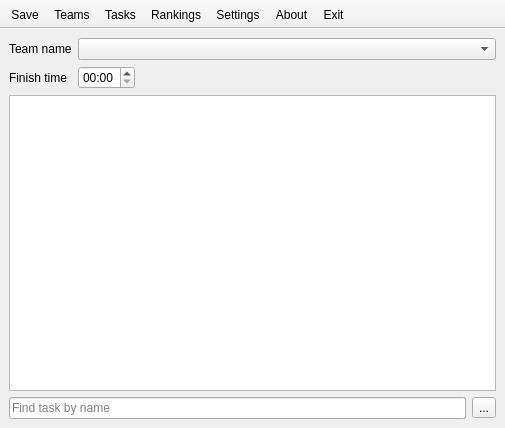
This is trunk/gui_main.ui in FrankMamuda/ketoevent as Qt 5 draws it before an edit. The edited form follows.
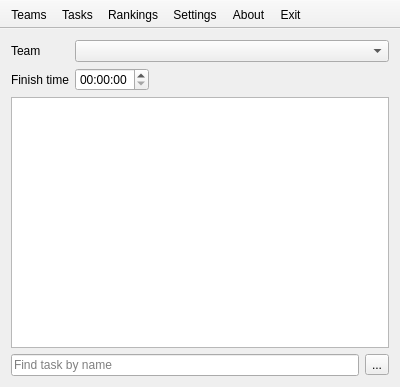
This is the edited form. Icons and pictures are not drawn.

```diff
--- a/trunk/gui_main.ui
+++ b/trunk/gui_main.ui
@@ -6,65 +6,68 @@
    <rect>
     <x>0</x>
     <y>0</y>
-    <width>505</width>
-    <height>428</height>
+    <width>400</width>
+    <height>387</height>
    </rect>
   </property>
   <property name="windowTitle">
-   <string>Keto Event Logger v2</string>
+   <string>KetoEvent Logger</string>
   </property>
   <property name="windowIcon">
-   <iconset resource="res_main.qrc">
+   <iconset resource="resources.qrc">
     <normaloff>:/icons/keto_48</normaloff>:/icons/keto_48</iconset>
   </property>
-  <widget class="QWidget" name="centralwidget">
+  <widget class="QWidget" name="centralWidget">
    <layout class="QVBoxLayout" name="verticalLayout">
     <item>
-     <layout class="QGridLayout" name="teamLayout">
+     <layout class="QFormLayout" name="formLayout">
       <item row="0" column="0">
-       <widget class="QLabel" name="teamNameLabel">
+       <widget class="QLabel" name="labelTeam">
         <property name="text">
-         <string>Team name</string>
+         <string>Team</string>
         </property>
        </widget>
       </item>
-      <item row="0" column="1" colspan="2">
-       <widget class="QComboBox" name="teamCombo"/>
+      <item row="0" column="1">
+       <widget class="QComboBox" name="comboTeams"/>
       </item>
       <item row="1" column="0">
-       <widget class="QLabel" name="finishTimeLabel">
+       <widget class="QLabel" name="labelFinish">
         <property name="text">
          <string>Finish time</string>
         </property>
        </widget>
       </item>
       <item row="1" column="1">
-       <widget class="QTimeEdit" name="finishTime">
-        <property name="currentSection">
-         <enum>QDateTimeEdit::HourSection</enum>
-        </property>
-        <property name="displayFormat">
-         <string>HH:mm</string>
-        </property>
-       </widget>
-      </item>
-      <item row="1" column="2">
-       <spacer name="teamSpacer">
-        <property name="orientation">
-         <enum>Qt::Horizontal</enum>
-        </property>
-        <property name="sizeHint" stdset="0">
-         <size>
-          <width>40</width>
-          <height>20</height>
-         </size>
-        </property>
-       </spacer>
+       <layout class="QHBoxLayout" name="layoutTime">
+        <item>
+         <widget class="QTimeEdit" name="timeFinish"/>
+        </item>
+        <item>
+         <spacer name="spacerTime">
+          <property name="orientation">
+           <enum>Qt::Horizontal</enum>
+          </property>
+          <property name="sizeHint" stdset="0">
+           <size>
+            <width>40</width>
+            <height>20</height>
+           </size>
+          </property>
+         </spacer>
+        </item>
+       </layout>
       </item>
      </layout>
     </item>
     <item>
      <widget class="QListWidget" name="taskList">
+      <property name="sizePolicy">
+       <sizepolicy hsizetype="Expanding" vsizetype="Expanding">
+        <horstretch>0</horstretch>
+        <verstretch>0</verstretch>
+       </sizepolicy>
+      </property>
       <property name="editTriggers">
        <set>QAbstractItemView::NoEditTriggers</set>
       </property>
@@ -91,7 +94,7 @@
          <string>...</string>
         </property>
         <property name="icon">
-         <iconset resource="res_main.qrc">
+         <iconset>
           <normaloff>:/icons/clear_22</normaloff>:/icons/clear_22</iconset>
         </property>
        </widget>
@@ -101,15 +104,12 @@
    </layout>
   </widget>
   <widget class="QToolBar" name="mainToolBar">
-   <property name="contextMenuPolicy">
-    <enum>Qt::NoContextMenu</enum>
-   </property>
-   <property name="windowTitle">
-    <string>toolBar</string>
-   </property>
    <property name="movable">
     <bool>false</bool>
    </property>
+   <property name="allowedAreas">
+    <set>Qt::TopToolBarArea</set>
+   </property>
    <property name="iconSize">
     <size>
      <width>48</width>
@@ -128,7 +128,6 @@
    <attribute name="toolBarBreak">
     <bool>false</bool>
    </attribute>
-   <addaction name="actionSave"/>
    <addaction name="actionTeams"/>
    <addaction name="actionTasks"/>
    <addaction name="actionRankings"/>
@@ -138,19 +137,19 @@
   </widget>
   <action name="actionTeams">
    <property name="icon">
-    <iconset resource="res_main.qrc">
+    <iconset resource="resources.qrc">
      <normaloff>:/icons/teams_48</normaloff>:/icons/teams_48</iconset>
    </property>
    <property name="text">
     <string>Teams</string>
    </property>
    <property name="toolTip">
-    <string>Edit team information</string>
+    <string>Edit teams</string>
    </property>
   </action>
   <action name="actionTasks">
    <property name="icon">
-    <iconset resource="res_main.qrc">
+    <iconset resource="resources.qrc">
      <normaloff>:/icons/tasks_48</normaloff>:/icons/tasks_48</iconset>
    </property>
    <property name="text">
@@ -162,19 +161,31 @@
   </action>
   <action name="actionRankings">
    <property name="icon">
-    <iconset resource="res_main.qrc">
+    <iconset resource="resources.qrc">
      <normaloff>:/icons/rankings_48</normaloff>:/icons/rankings_48</iconset>
    </property>
    <property name="text">
     <string>Rankings</string>
    </property>
    <property name="toolTip">
-    <string>View team rankings</string>
+    <string>View rankings</string>
+   </property>
+  </action>
+  <action name="actionSettings">
+   <property name="icon">
+    <iconset resource="resources.qrc">
+     <normaloff>:/icons/settings_48</normaloff>:/icons/settings_48</iconset>
+   </property>
+   <property name="text">
+    <string>Settings</string>
+   </property>
+   <property name="toolTip">
+    <string>Change settings</string>
    </property>
   </action>
   <action name="actionAbout">
    <property name="icon">
-    <iconset resource="res_main.qrc">
+    <iconset resource="resources.qrc">
      <normaloff>:/icons/about_48</normaloff>:/icons/about_48</iconset>
    </property>
    <property name="text">
@@ -186,7 +197,7 @@
   </action>
   <action name="actionExit">
    <property name="icon">
-    <iconset resource="res_main.qrc">
+    <iconset resource="resources.qrc">
      <normaloff>:/icons/exit_48</normaloff>:/icons/exit_48</iconset>
    </property>
    <property name="text">
@@ -196,31 +207,8 @@
     <string>Exit applet</string>
    </property>
   </action>
-  <action name="actionSettings">
-   <property name="icon">
-    <iconset resource="res_main.qrc">
-     <normaloff>:/icons/settings_48</normaloff>:/icons/settings_48</iconset>
-   </property>
-   <property name="text">
-    <string>Settings</string>
-   </property>
-   <property name="toolTip">
-    <string>Change settings</string>
-   </property>
-  </action>
-  <action name="actionSave">
-   <property name="icon">
-    <iconset resource="res_main.qrc">
-     <normaloff>:/icons/save_48</normaloff>:/icons/save_48</iconset>
-   </property>
-   <property name="text">
-    <string>Save</string>
-   </property>
-   <property name="toolTip">
-    <string>Save changes</string>
-   </property>
-  </action>
  </widget>
+ <layoutdefault spacing="6" margin="11"/>
  <resources>
   <include location="res_main.qrc"/>
  </resources>
```
Left out of the diff: 2 changed lines with no effect on the pictures.
